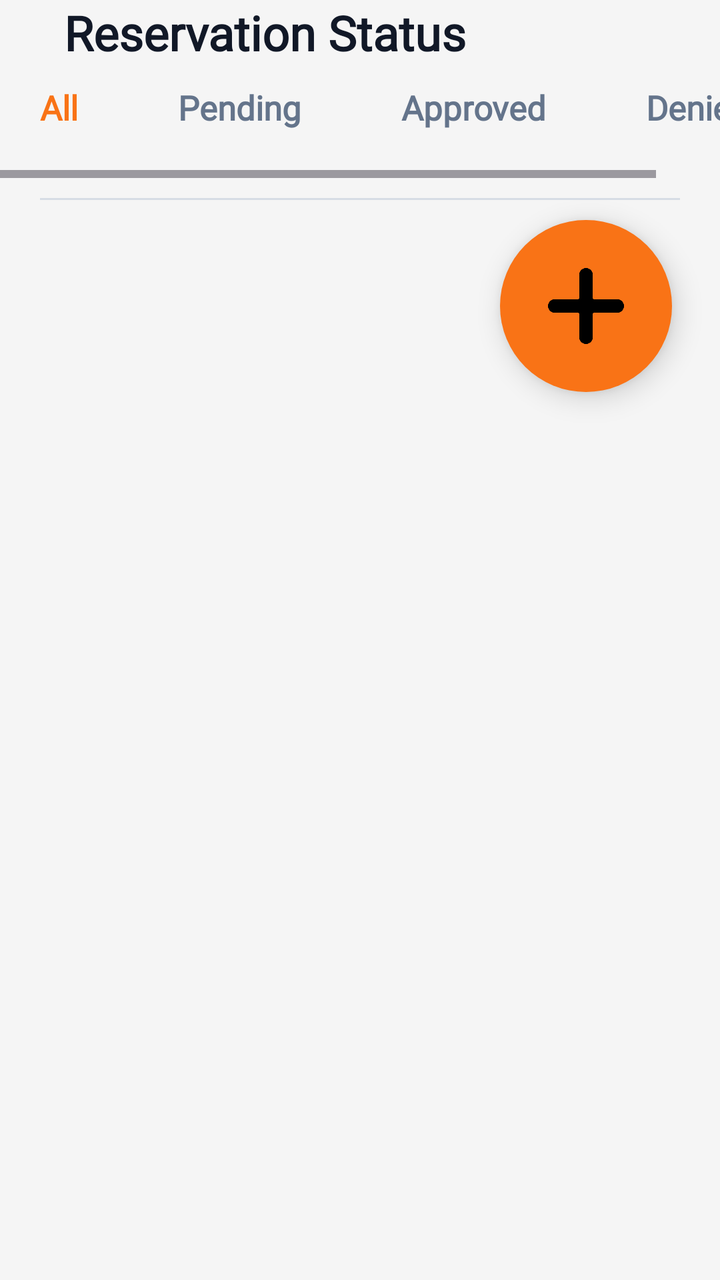
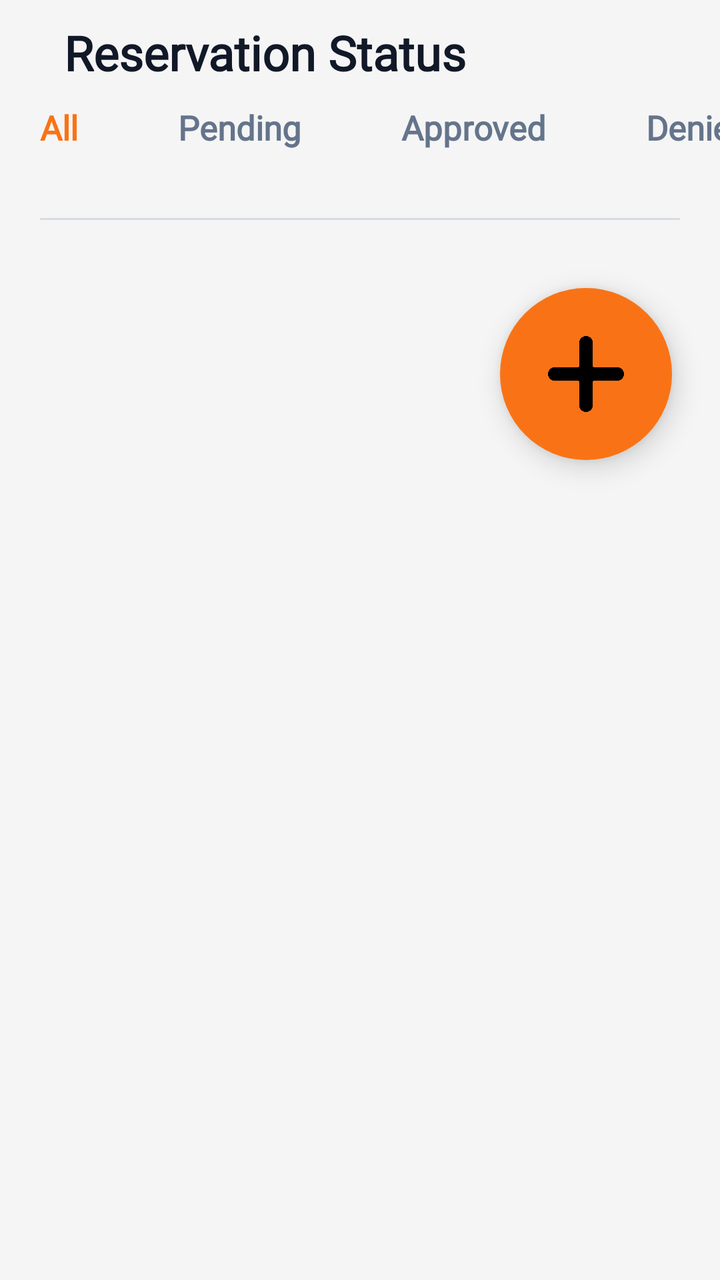

The first picture is an Android layout as it rendered before a commit; the second is the same layout after the commit. The layout source and the unified diff follow.
<!-- AndroidManifest.xml: application theme Theme.SpaceSCICT -->
<!-- res/layout/activity_reservation_page.xml -->
<?xml version="1.0" encoding="utf-8"?>
<LinearLayout
    xmlns:android="http://schemas.android.com/apk/res/android"
    xmlns:app="http://schemas.android.com/apk/res-auto"
    android:layout_width="match_parent"
    android:layout_height="wrap_content"
    android:orientation="vertical"
    android:background="#F5F5F5">

        
        <TextView
            android:layout_width="wrap_content"
            android:layout_height="wrap_content"
            android:text="Reservation Status"
            android:textSize="24sp"
            android:textStyle="bold"
            android:textColor="#111827"
            android:layout_marginStart="32dp"
            android:fontFamily="@font/lexend_bold"/>

    <HorizontalScrollView
        android:layout_width="match_parent"
        android:layout_height="wrap_content">
        
        <LinearLayout
            android:layout_width="match_parent"
            android:layout_height="wrap_content"
            android:layout_marginTop="10dp"
            android:orientation="horizontal"
            android:paddingHorizontal="20dp"
            android:paddingBottom="10dp">

            <TextView
                android:layout_width="wrap_content"
                android:layout_height="wrap_content"
                android:text="All"
                android:textColor="#F97316"
                android:textSize="17sp"
                android:textStyle="bold"
                android:paddingBottom="14dp"
                android:layout_marginEnd="50dp"
                android:background="@drawable/filter_active"
                android:fontFamily="@font/lexend_bold"/>

            <TextView
                android:layout_width="wrap_content"
                android:layout_height="wrap_content"
                android:text="Pending"
                android:textColor="#64748B"
                android:textSize="17sp"
                android:textStyle="bold"
                android:layout_marginEnd="50dp"
                android:fontFamily="@font/lexend_bold"/>

            <TextView
                android:layout_width="wrap_content"
                android:layout_height="wrap_content"
                android:text="Approved"
                android:textColor="#64748B"
                android:textSize="17sp"
                android:textStyle="bold"
                android:layout_marginEnd="50dp"
                android:fontFamily="@font/lexend_bold"/>

            <TextView
                android:layout_width="wrap_content"
                android:layout_height="wrap_content"
                android:text="Denied"
                android:textColor="#64748B"
                android:textSize="17sp"
                android:textStyle="bold"
                android:fontFamily="@font/lexend_bold"/>
        </LinearLayout>
        </HorizontalScrollView>

    <LinearLayout
        android:layout_width="match_parent"
        android:layout_height="wrap_content"
        android:paddingHorizontal="20dp"
        android:orientation="vertical">

        <View
            android:layout_width="match_parent"
            android:layout_height="1dp"
            android:background="#D6DCE5"
            android:layout_marginTop="10dp"
            android:layout_marginBottom="10dp"/>

        
        <androidx.recyclerview.widget.RecyclerView
            android:id="@+id/reservationRecycler"
            android:layout_width="match_parent"
            android:layout_height="match_parent"
            android:clipToPadding="false"/>

    </LinearLayout>

    
    <FrameLayout
        android:layout_width="86dp"
        android:layout_height="86dp"
        android:layout_above="@id/bottomNav"
        android:layout_alignParentEnd="true"
        android:layout_marginEnd="24dp"
        android:layout_marginBottom="24dp"
        android:background="@drawable/fab_bg"
        android:elevation="8dp"
        android:layout_gravity="end">

        <ImageView
            android:layout_width="38dp"
            android:layout_height="38dp"
            android:layout_gravity="center"
            android:src="@drawable/ic_add"/>
    </FrameLayout>

</LinearLayout>
<!-- resources referenced by this layout -->
<resources>
  <!-- drawable fab_bg (drawable) -->
  <shape xmlns:android="http://schemas.android.com/apk/res/android">
      <solid android:color="#F97316"/>
      <corners android:radius="100dp"/>
  </shape>
  <!-- drawable filter_active (drawable) -->
  <shape xmlns:android="http://schemas.android.com/apk/res/android">
      <solid android:color="@android:color/transparent"/>
  
      <stroke
          android:width="0dp"
          android:color="@android:color/transparent"/>
  
      <padding android:bottom="10dp"/>
  
      <size android:height="2dp"/>
  </shape>
  <!-- drawable ic_add: png bitmap (drawable, 5823 bytes) -->
  <style name="Theme.SpaceSCICT" parent="Base.Theme.SpaceSCICT" />
  <style name="Base.Theme.SpaceSCICT" parent="Theme.Material3.DayNight.NoActionBar">
          
          
      </style>
</resources>

<!-- the commit's change to res/layout/activity_reservation_page.xml (unified diff, before → after) -->
@@ -7,23 +7,26 @@
     android:orientation="vertical"
     android:background="#F5F5F5">
 
-        
-        <TextView
-            android:layout_width="wrap_content"
-            android:layout_height="wrap_content"
-            android:text="Reservation Status"
-            android:textSize="24sp"
-            android:textStyle="bold"
-            android:textColor="#111827"
-            android:layout_marginStart="32dp"
-            android:fontFamily="@font/lexend_bold"/>
+    
+    <TextView
+        android:layout_width="wrap_content"
+        android:layout_height="wrap_content"
+        android:text="Reservation Status"
+        android:textSize="24sp"
+        android:textStyle="bold"
+        android:textColor="#111827"
+        android:layout_marginStart="32dp"
+        android:layout_marginTop="10dp"
+        android:fontFamily="@font/lexend_bold"/>
 
+    
     <HorizontalScrollView
         android:layout_width="match_parent"
-        android:layout_height="wrap_content">
-        
+        android:layout_height="wrap_content"
+        android:scrollbars="none">
+
         <LinearLayout
-            android:layout_width="match_parent"
+            android:layout_width="wrap_content"
             android:layout_height="wrap_content"
             android:layout_marginTop="10dp"
             android:orientation="horizontal"
@@ -31,6 +34,7 @@
             android:paddingBottom="10dp">
 
             <TextView
+                android:id="@+id/tabAll"
                 android:layout_width="wrap_content"
                 android:layout_height="wrap_content"
                 android:text="All"
@@ -40,38 +44,54 @@
                 android:paddingBottom="14dp"
                 android:layout_marginEnd="50dp"
                 android:background="@drawable/filter_active"
+                android:clickable="true"
+                android:focusable="true"
                 android:fontFamily="@font/lexend_bold"/>
 
             <TextView
+                android:id="@+id/tabPending"
                 android:layout_width="wrap_content"
                 android:layout_height="wrap_content"
                 android:text="Pending"
                 android:textColor="#64748B"
                 android:textSize="17sp"
                 android:textStyle="bold"
+                android:paddingBottom="14dp"
                 android:layout_marginEnd="50dp"
+                android:clickable="true"
+                android:focusable="true"
                 android:fontFamily="@font/lexend_bold"/>
 
             <TextView
+                android:id="@+id/tabApproved"
                 android:layout_width="wrap_content"
                 android:layout_height="wrap_content"
                 android:text="Approved"
                 android:textColor="#64748B"
                 android:textSize="17sp"
                 android:textStyle="bold"
+                android:paddingBottom="14dp"
                 android:layout_marginEnd="50dp"
+                android:clickable="true"
+                android:focusable="true"
                 android:fontFamily="@font/lexend_bold"/>
 
             <TextView
+                android:id="@+id/tabDenied"
                 android:layout_width="wrap_content"
                 android:layout_height="wrap_content"
                 android:text="Denied"
                 android:textColor="#64748B"
                 android:textSize="17sp"
                 android:textStyle="bold"
+                android:paddingBottom="14dp"
+                android:clickable="true"
+                android:focusable="true"
                 android:fontFamily="@font/lexend_bold"/>
+
         </LinearLayout>
-        </HorizontalScrollView>
+
+    </HorizontalScrollView>
 
     <LinearLayout
         android:layout_width="match_parent"
@@ -90,28 +110,31 @@
         <androidx.recyclerview.widget.RecyclerView
             android:id="@+id/reservationRecycler"
             android:layout_width="match_parent"
-            android:layout_height="match_parent"
+            android:layout_height="wrap_content"
+            android:nestedScrollingEnabled="false"
             android:clipToPadding="false"/>
 
     </LinearLayout>
 
     
     <FrameLayout
+        android:id="@+id/fabAddReservation"
         android:layout_width="86dp"
         android:layout_height="86dp"
-        android:layout_above="@id/bottomNav"
-        android:layout_alignParentEnd="true"
-        android:layout_marginEnd="24dp"
-        android:layout_marginBottom="24dp"
+        android:layout_gravity="end"
+        android:layout_margin="24dp"
         android:background="@drawable/fab_bg"
         android:elevation="8dp"
-        android:layout_gravity="end">
+        android:clickable="true"
+        android:focusable="true">
 
         <ImageView
             android:layout_width="38dp"
             android:layout_height="38dp"
             android:layout_gravity="center"
-            android:src="@drawable/ic_add"/>
+            android:src="@drawable/ic_add"
+            android:contentDescription="Add Reservation"/>
+
     </FrameLayout>
 
 </LinearLayout>
